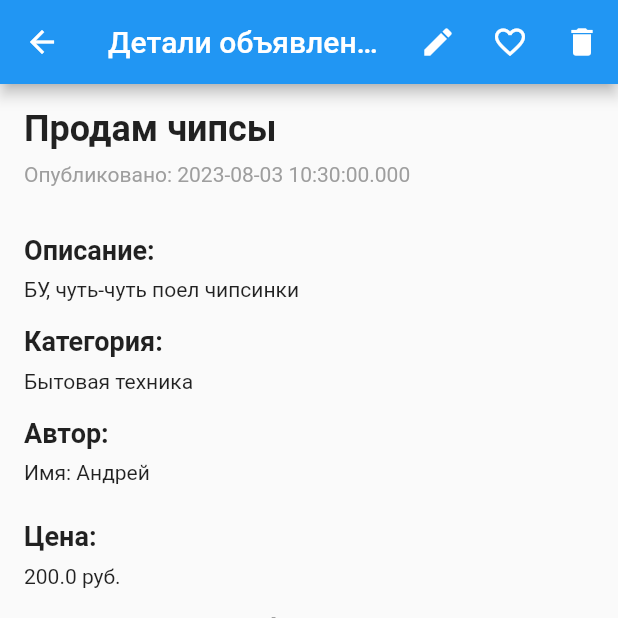
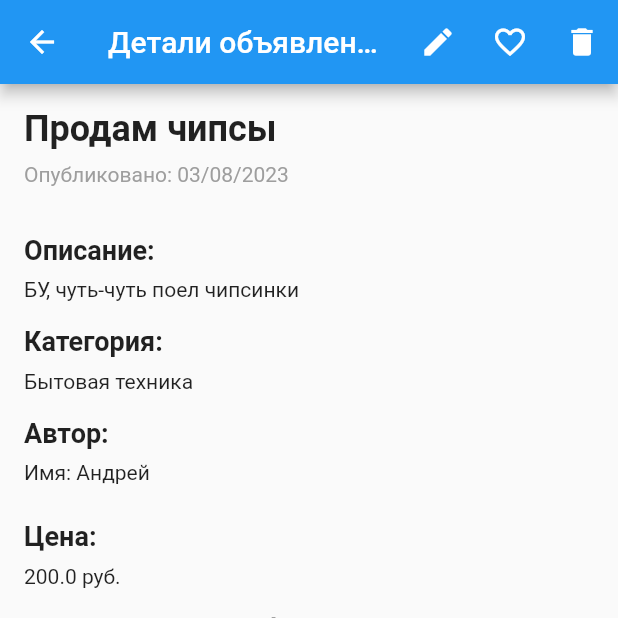
Before and after one commit to dmitryzag/actonicaTest, a Flutter app: the screen it shows after launch, after a tap on "Продам чипсы", on a phone screen of 412 x 824 dp, the top half of it. Run offline on Flutter 3.47's test engine with Material 2 defaults, Android fonts, the phone set to English and light mode, and no system bars; our stand-ins replace image_picker, shared_preferences, sqflite; accounts and stored records are empty.

Commit message:
исправил оформление дат

```diff
--- a/lib/models/database.dart
+++ b/lib/models/database.dart
@@ -109,7 +109,6 @@ class SQLHelper {
 void main() async {
   await SQLHelper.createTables(await SQLHelper.db());
 
-  // Create sample adverts
   await SQLHelper.createData(
     'Advert 1',
     'Description for Advert 1',
--- a/lib/screens/advert_details.dart
+++ b/lib/screens/advert_details.dart
@@ -1,5 +1,6 @@
 import 'package:actonic_adboard/models/database.dart';
 import 'package:flutter/material.dart';
+import 'package:intl/intl.dart';
 import 'package:url_launcher/url_launcher.dart';
 import 'dart:io';
 
@@ -129,7 +130,7 @@ class _AdDetailsScreenState extends State<AdDetailsScreen> {
                     ),
                     const SizedBox(height: 8.0),
                     Text(
-                      'Опубликовано: ${_adData.first["createdAt"]}',
+                      'Опубликовано: ${DateFormat('dd/MM/yyyy').format(DateTime.parse(_adData.first["createdAt"]))}',
                       style: const TextStyle(
                         fontSize: 14,
                         color: Colors.grey,
--- a/lib/screens/adverts.dart
+++ b/lib/screens/adverts.dart
@@ -3,6 +3,7 @@ import 'dart:io';
 import 'package:flutter/material.dart';
 import 'package:actonic_adboard/screens/advert_details.dart';
 import 'package:actonic_adboard/models/database.dart';
+import 'package:intl/intl.dart';
 import 'package:shared_preferences/shared_preferences.dart';
 
 class Adverts extends StatefulWidget {
@@ -182,6 +183,9 @@ class _AdvertsState extends State<Adverts> {
   }
 
   Widget buildAdvertInfo(Map<String, dynamic> item, BuildContext context) {
+    final dateTime = DateTime.parse(item['createdAt']) as DateTime;
+    final formattedDate = DateFormat('dd/MM/yyyy').format(dateTime);
+
     return Column(
       mainAxisAlignment: MainAxisAlignment.center,
       crossAxisAlignment: CrossAxisAlignment.start,
@@ -194,7 +198,7 @@ class _AdvertsState extends State<Adverts> {
         ),
         const SizedBox(height: 8),
         Text(
-          "${item['author_name']} · ${item['createdAt']}",
+          "${item['author_name']} · $formattedDate",
           style: Theme.of(context).textTheme.bodyMedium,
         ),
         const SizedBox(height: 8),
--- a/pubspec.yaml
+++ b/pubspec.yaml
@@ -28,12 +28,12 @@ environment:
 # the latest version available on pub.dev. To see which dependencies have newer
 # versions available, run `flutter pub outdated`.
 dependencies:
+  intl: ^0.18.1
   shared_preferences: ^2.2.0
   url_launcher: ^6.1.12
   image_picker: ^1.0.1
   sqflite: ^2.3.0
   path_provider: ^2.0.15
-  hive: ^2.2.3
   provider: ^6.0.5
   flutter:
     sdk: flutter
```
Also changed, not shown: pubspec.lock.
